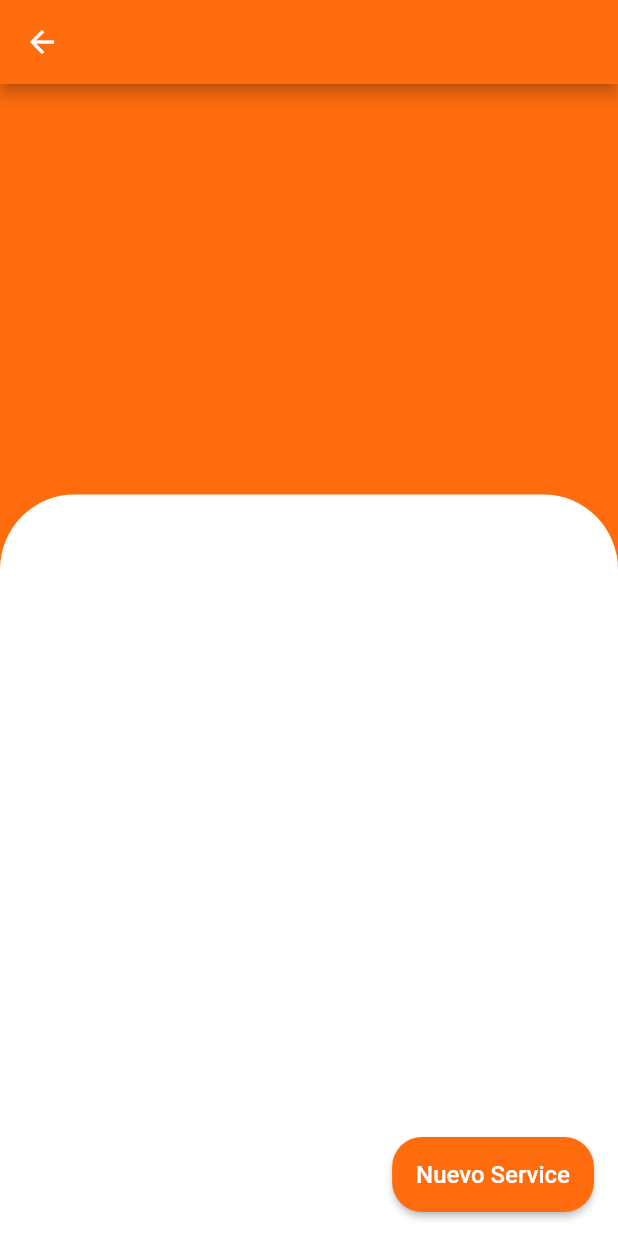
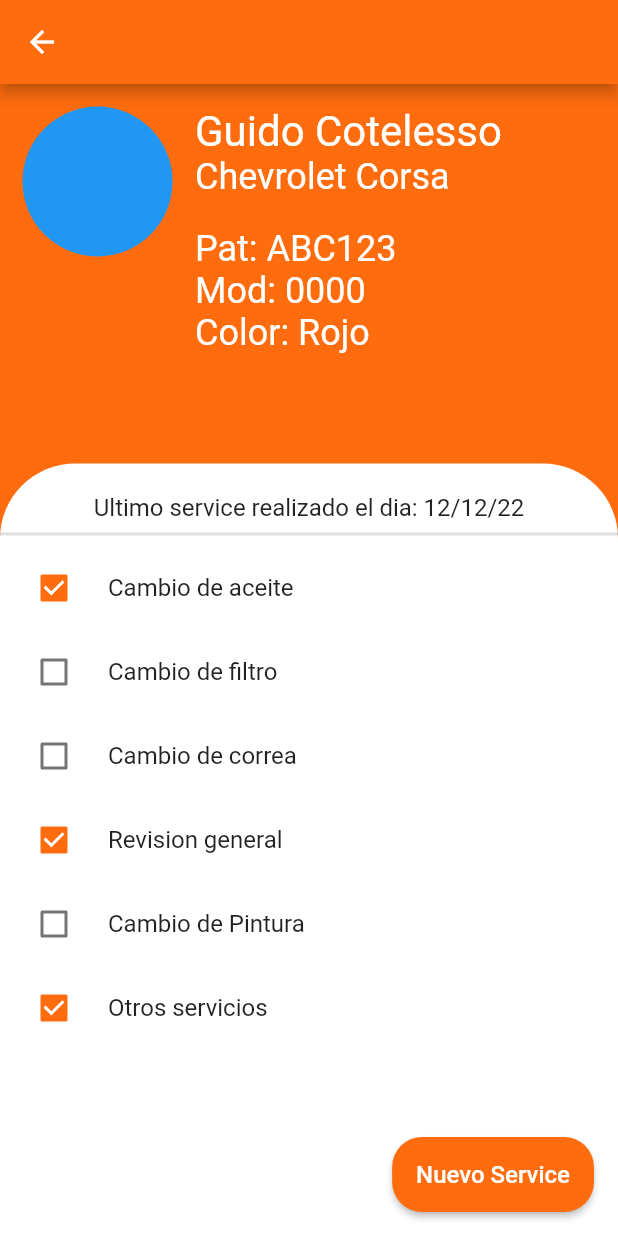
Before and after one commit to kloehz/pickit-challenge, a Flutter app: the screen it shows after launch, after a tap on "Vehiculo: ABC123", on a phone screen of 412 x 824 dp. Run offline on Flutter 3.47's test engine with Material 2 defaults, Android fonts, the phone set to English and light mode, and no system bars; our stand-ins replace animate_do.

Commit message:
[ADD]Services list optimized

```diff
--- a/lib/pages/car_details.dart
+++ /dev/null
@@ -1,79 +0,0 @@
-import 'package:animate_do/animate_do.dart';
-import 'package:flutter/material.dart';
-import 'package:pickit/themes/colors.dart';
-
-class CarDetails extends StatelessWidget {
-  const CarDetails({ Key? key }) : super(key: key);
-
-  @override
-  Widget build(BuildContext context) {
-
-    final size = MediaQuery.of(context).size;
-
-    return Scaffold(
-      appBar: AppBar(),
-      floatingActionButton: const _NewServiceButton(),
-      body: Stack(
-        alignment: Alignment.bottomCenter,
-        children: [
-          Container(
-            color: primaryColor,
-          ),
-          _ServiceInformation(size: size)
-        ],
-      ),
-    );
-  }
-}
-
-class _NewServiceButton extends StatelessWidget {
-  const _NewServiceButton({
-    Key? key,
-  }) : super(key: key);
-
-  @override
-  Widget build(BuildContext context) {
-    return FadeInRight(
-      child: SizedBox(
-        height: 50,
-        child: ElevatedButton(
-          child: const Text('Nuevo Service', style: TextStyle(fontSize: 16)),
-          onPressed: (){},
-          style: ButtonStyle(
-            backgroundColor: MaterialStateProperty.all<Color>(primaryColor),
-            shape: MaterialStateProperty.all<RoundedRectangleBorder>(
-              RoundedRectangleBorder(
-                borderRadius: BorderRadius.circular(20)
-              )
-            )
-          )
-        ),
-      ),
-    );
-  }
-}
-
-class _ServiceInformation extends StatelessWidget {
-  const _ServiceInformation({
-    Key? key,
-    required this.size,
-  }) : super(key: key);
-
-  final Size size;
-
-  @override
-  Widget build(BuildContext context) {
-    return FadeInUp(
-      child: Container(
-        height: size.height * 0.6,
-        decoration: const BoxDecoration(
-          color: Colors.white,
-          borderRadius: BorderRadius.only(
-            topLeft: Radius.circular(50),
-            topRight:  Radius.circular(50)
-          )
-        ),
-      ),
-    );
-  }
-}
--- /dev/null
+++ b/lib/pages/car_details_page.dart
@@ -0,0 +1,154 @@
+import 'package:flutter/material.dart';
+import 'package:pickit/providers/services_list.dart';
+
+import 'package:pickit/themes/colors.dart';
+
+import 'package:animate_do/animate_do.dart';
+import 'package:pickit/widgets/avatar.dart';
+import 'package:provider/provider.dart';
+
+class CarDetails extends StatelessWidget {
+  const CarDetails({ Key? key }) : super(key: key);
+
+  @override
+  Widget build(BuildContext context) {
+
+    return Scaffold(
+      appBar: AppBar(),
+      floatingActionButton: const _NewServiceButton(),
+      body: Stack(
+        alignment: Alignment.bottomCenter,
+        children: [
+          Container(
+            width: double.infinity,
+            color: primaryColor,
+            child: Padding(
+              padding: const EdgeInsets.all(15.0),
+              child: Row(
+                crossAxisAlignment: CrossAxisAlignment.start,
+                children: [
+                  const Hero(
+                    tag: 'avatarTag',
+                    child: Avatar(height: 100, width: 100, margin: EdgeInsets.only(right: 15))
+                  ),
+                  Column(
+                    crossAxisAlignment: CrossAxisAlignment.start,
+                    children: const [
+                      Text('Guido Cotelesso ', style: TextStyle(fontSize: 28, color: Colors.white),),
+                      Text('Chevrolet Corsa', style: TextStyle(fontSize: 24, color: Colors.white),),
+                      SizedBox(height: 20),
+                      Text('Pat: ABC123', style: TextStyle(fontSize: 24, color: Colors.white),),
+                      Text('Mod: 0000', style: TextStyle(fontSize: 24, color: Colors.white),),
+                      Text('Color: Rojo', style: TextStyle(fontSize: 24, color: Colors.white),),
+                    ],
+                  )
+                ]
+              ),
+            ),
+          ),
+          ChangeNotifierProvider(
+            create: ( _ ) => ServicesListProvider(),
+            child: _ServiceInformation()
+          )
+        ],
+      ),
+    );
+  }
+}
+
+class _NewServiceButton extends StatelessWidget {
+
+  const _NewServiceButton({
+    Key? key,
+  }) : super(key: key);
+
+  @override
+  Widget build(BuildContext context) {
+    return FadeInRight(
+      child: SizedBox(
+        height: 50,
+        child: ElevatedButton(
+          child: const Text('Nuevo Service', style: TextStyle(fontSize: 16)),
+          onPressed: (){},
+          style: ButtonStyle(
+            backgroundColor: MaterialStateProperty.all<Color>(primaryColor),
+            shape: MaterialStateProperty.all<RoundedRectangleBorder>(
+              RoundedRectangleBorder(
+                borderRadius: BorderRadius.circular(20)
+              )
+            )
+          )
+        ),
+      ),
+    );
+  }
+}
+
+class _ServiceInformation extends StatelessWidget {
+
+  @override
+  Widget build(BuildContext context) {
+
+    final servicesList = Provider.of<ServicesListProvider>(context).servicesList;
+    final size = MediaQuery.of(context).size;
+
+    return FadeInUp(
+      child: Container(
+        padding: const EdgeInsets.symmetric(vertical: 20),
+        height: size.height * 0.625,
+        decoration: const BoxDecoration(
+          color: Colors.white,
+          borderRadius: BorderRadius.only(
+            topLeft: Radius.circular(50),
+            topRight:  Radius.circular(50)
+          )
+        ),
+        child: Column(
+          children: [
+            const Text(
+              'Ultimo service realizado el dia: 12/12/22',
+              style: TextStyle(
+                fontSize: 16,
+                fontWeight: FontWeight.w400,
+              ),
+              textAlign: TextAlign.center
+            ),
+            const Divider(thickness: 2),
+            Column(
+              children: servicesList.entries.map((item) {
+              return _CheckBoxService(
+                value: item.value['state'],
+                serviceText: item.value['description']
+              );
+            }).toList(),
+            ),
+          ],
+        )
+      ),
+    );
+  }
+}
+
+class _CheckBoxService extends StatelessWidget {
+
+  final bool value;
+  final String serviceText;
+
+  const _CheckBoxService({
+    Key? key,
+    required this.value,
+    required this.serviceText
+  }) : super(key:key);
+
+  @override
+  Widget build(BuildContext context) {
+
+    return CheckboxListTile(
+      onChanged: (state) {},
+      value: value,
+      title: Text(serviceText),
+      controlAffinity: ListTileControlAffinity.leading,
+      activeColor: primaryColor,
+    );
+  }
+}
--- a/lib/pages/home_page.dart
+++ b/lib/pages/home_page.dart
@@ -1,4 +1,5 @@
 import 'package:flutter/material.dart';
+import 'package:pickit/widgets/avatar.dart';
 
 class HomePage extends StatelessWidget {
   const HomePage({ Key? key }) : super(key: key);
@@ -16,24 +17,6 @@ class HomePage extends StatelessWidget {
         child: ListView (
           clipBehavior: Clip.none,
           children: const [
-              _ItemContainer(),
-              _ItemContainer(),
-              _ItemContainer(),
-              _ItemContainer(),
-              _ItemContainer(),
-              _ItemContainer(),
-              _ItemContainer(),
-              _ItemContainer(),
-              _ItemContainer(),
-              _ItemContainer(),
-              _ItemContainer(),
-              _ItemContainer(),
-              _ItemContainer(),
-              _ItemContainer(),
-              _ItemContainer(),
-              _ItemContainer(),
-              _ItemContainer(),
-              _ItemContainer(),
               _ItemContainer(),
           ],
         ),
@@ -69,14 +52,9 @@ class _ItemContainer extends StatelessWidget {
         child: Row(
           mainAxisAlignment: MainAxisAlignment.start,
           children: [
-            Container(
-              height: 50,
-              width: 50,
-              margin: const EdgeInsets.only(right: 20),
-              decoration: const BoxDecoration (
-                shape: BoxShape.circle,
-                color: Colors.red,
-              ),
+            const Hero(
+              tag: 'avatarTag',
+              child: Avatar(height: 50, width: 50, margin: EdgeInsets.only(right: 20))
             ),
             Flexible(
               child: Column(
--- /dev/null
+++ b/lib/pages/new_service_page.dart
@@ -0,0 +1,12 @@
+import 'package:flutter/material.dart';
+
+class NewServicePage extends StatelessWidget {
+  const NewServicePage({ Key? key }) : super(key: key);
+
+  @override
+  Widget build(BuildContext context) {
+    return Container(
+
+    );
+  }
+}
--- a/lib/pages/pages.dart
+++ b/lib/pages/pages.dart
@@ -1,3 +1,3 @@
 export 'package:pickit/pages/home_page.dart';
-export 'package:pickit/pages/car_details.dart';
-export 'package:pickit/pages/registration_form.dart';
+export 'package:pickit/pages/car_details_page.dart';
+export 'package:pickit/pages/registration_form_page.dart';
--- a/lib/pages/registration_form.dart
+++ b/lib/pages/registration_form_page.dart
@@ -24,7 +24,6 @@ class RegistrationForm extends StatelessWidget {
     );
   }
 }
-
 
 class CarForm extends StatefulWidget {
   const CarForm({ Key? key }) : super(key: key);
--- /dev/null
+++ b/lib/providers/services_list.dart
@@ -0,0 +1,18 @@
+import 'package:flutter/material.dart';
+
+class ServicesListProvider with ChangeNotifier {
+
+  Map<String, Map<String, dynamic>> servicesList = {
+    'aceite': {'description': 'Cambio de aceite', 'state': true},
+    'filtro': {'description': 'Cambio de filtro', 'state': false},
+    'correa': {'description': 'Cambio de correa', 'state': false},
+    'general': {'description': 'Revision general', 'state': true},
+    'pintura': {'description': 'Cambio de Pintura', 'state': false},
+    'otro': {'description': 'Otros servicios', 'state': true}
+  };
+
+  void changeServiceState(String service, Map<String, dynamic> state){
+    servicesList[service] = state;
+    notifyListeners();
+  }
+}
--- /dev/null
+++ b/lib/widgets/avatar.dart
@@ -0,0 +1,28 @@
+import 'package:flutter/material.dart';
+
+class Avatar extends StatelessWidget {
+
+  final double height;
+  final double width;
+  final EdgeInsetsGeometry? margin;
+
+  const Avatar({
+    Key? key,
+    required this.height,
+    required this.width,
+    this.margin
+  }) : super(key: key);
+
+  @override
+  Widget build(BuildContext context) {
+    return Container(
+      margin: margin,
+      height: height,
+      width: width,
+      decoration: const BoxDecoration(
+        color: Colors.blue,
+        shape: BoxShape.circle
+      )
+    );
+  }
+}
```
